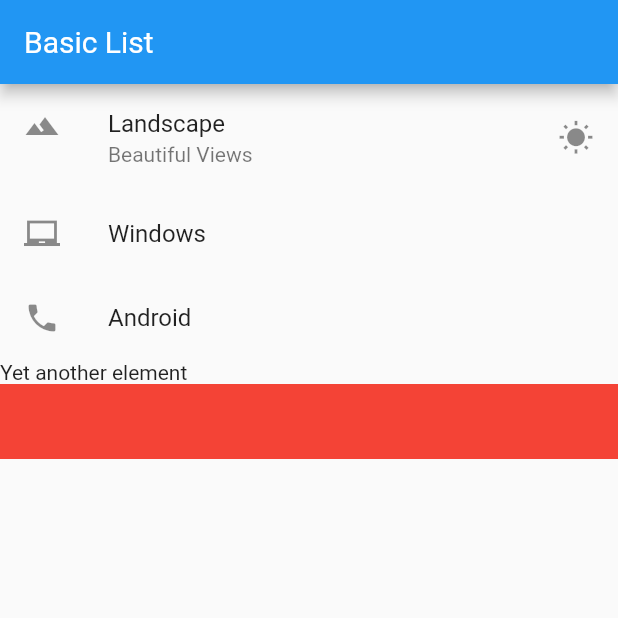
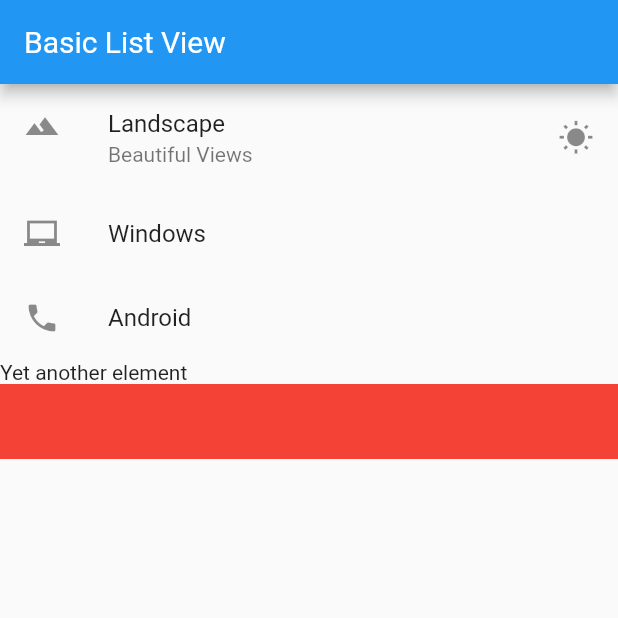
Before and after one commit to HemilJain/learning_flutter, a Flutter app: the screen it shows after launch, on a phone screen of 412 x 824 dp, the top half of it. Run offline on Flutter 3.47's test engine with Material 2 defaults, Android fonts, the phone set to English and light mode, and no system bars.

Commit message:
Basic List View

```diff
--- a/learning_flutter/lib/main.dart
+++ b/learning_flutter/lib/main.dart
@@ -6,7 +6,7 @@ void main() {
     title: 'Exploring UI',
     home: Scaffold(
       appBar: AppBar(
-        title: Text("Basic List"),
+        title: Text("Basic List View"),
       ),
       body: getListView(),
     ),
```
